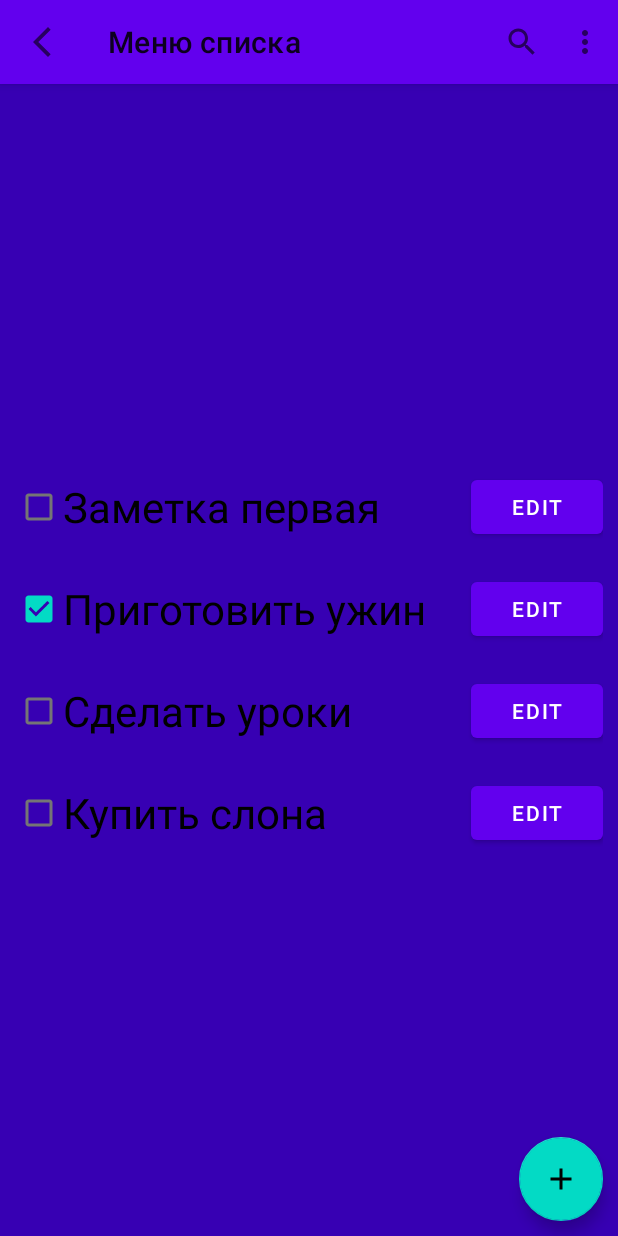
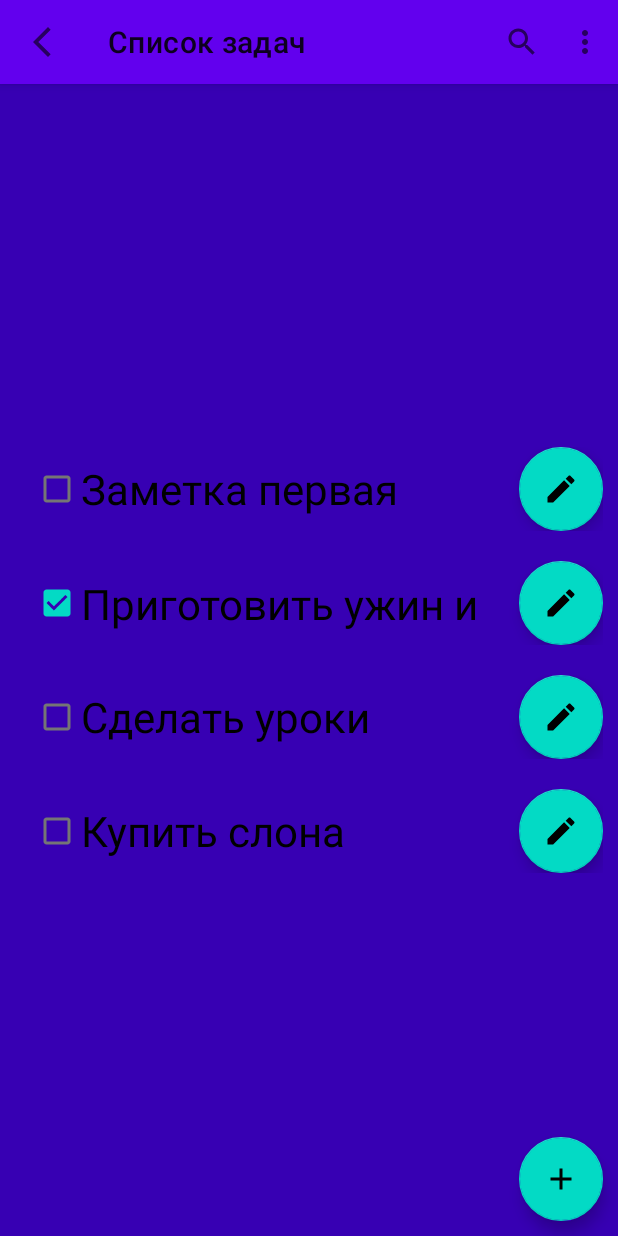
Before and after one commit to skarapedulbuk/MySimpleNotes, an Android app: the ListFragment screen opened directly, with no data from a screen before it, on a phone screen of 412 x 824 dp. Run offline under Robolectric (Android 15) with nearby library versions, the phone set to English and light mode, and no system bars; 2 statements that could not run were skipped.

Commit message:
Добавлены еще картинки, незначительные правки по дизайну

```diff
--- /dev/null
+++ b/app/src/main/res/drawable/ic_baseline_edit_24.xml
@@ -0,0 +1,10 @@
+<vector xmlns:android="http://schemas.android.com/apk/res/android"
+    android:width="24dp"
+    android:height="24dp"
+    android:viewportWidth="24"
+    android:viewportHeight="24"
+    android:tint="?attr/colorControlNormal">
+  <path
+      android:fillColor="@android:color/white"
+      android:pathData="M3,17.25V21h3.75L17.81,9.94l-3.75,-3.75L3,17.25zM20.71,7.04c0.39,-0.39 0.39,-1.02 0,-1.41l-2.34,-2.34c-0.39,-0.39 -1.02,-0.39 -1.41,0l-1.83,1.83 3.75,3.75 1.83,-1.83z"/>
+</vector>
--- a/app/src/main/res/layout/item_task.xml
+++ b/app/src/main/res/layout/item_task.xml
@@ -9,20 +9,26 @@
 
     <CheckBox
         android:id="@+id/checkbox_of_task"
-        android:layout_width="match_parent"
+        android:layout_width="312dp"
         android:layout_height="wrap_content"
+        android:layout_gravity="start"
+        android:maxLines="1"
         android:textSize="@dimen/checkbox_text_size"
         app:layout_constraintBottom_toBottomOf="parent"
+        app:layout_constraintEnd_toStartOf="@+id/edit_button"
         app:layout_constraintLeft_toLeftOf="parent"
+        app:layout_constraintStart_toStartOf="parent"
         app:layout_constraintTop_toTopOf="parent"
         tools:text="@string/task1" />
 
-    <Button
+    <com.google.android.material.floatingactionbutton.FloatingActionButton
+
         android:id="@+id/edit_button"
         android:layout_width="wrap_content"
         android:layout_height="wrap_content"
         android:layout_gravity="end"
         android:text="@string/edit"
+        app:srcCompat="@drawable/ic_baseline_edit_24"
         app:layout_constraintBottom_toBottomOf="parent"
         app:layout_constraintRight_toRightOf="parent"
         app:layout_constraintTop_toTopOf="parent" />
--- a/app/src/main/res/values/strings.xml
+++ b/app/src/main/res/values/strings.xml
@@ -7,7 +7,7 @@
     <string name="description4">Здесь что то написано</string>
     <string name="task4">Купить слона</string>
     <string name="task3">Сделать уроки</string>
-    <string name="task2">Приготовить ужин</string>
+    <string name="task2">Приготовить ужин и еще еды на завтра</string>
     <string name="tasks">Задачи</string>
     <string name="edit">Edit</string>
     <string name="search">Search</string>
@@ -22,8 +22,14 @@
     <string name="welcome">Добро пожаловать!</string>
     <string name="add_task">Добавить</string>
     <string name="action_about">О программе</string>
-    <string name="toolbar_title">Тулбар</string>
-    <string name="list_toolbar_title">Меню списка</string>
+    <string name="toolbar_title">Начальный экран</string>
+    <string name="list_toolbar_title">Список задач</string>
     <string name="action_share">Поделиться</string>
-    <string name="details_toolbar_title">Тулбар деталей</string>
+    <string name="details_toolbar_title">Детали задачи</string>
+    <string name="action_clear_all">Очистить всё</string>
+    <string name="action_edit">Редактировать</string>
+    <string name="action_delete">Удалить</string>
+    <string name="all">All</string>
+    <string name="undone">Undone</string>
+    <string name="done">Done</string>
 </resources>
```
Also changed, not shown: app/src/main/res/drawable/ic_baseline_check_box_24.xml (added, +10 -0 lines), app/src/main/res/drawable/ic_baseline_check_box_outline_blank_24.xml (added, +10 -0 lines), app/src/main/res/drawable/ic_baseline_checklist_24.xml (added, +10 -0 lines), app/src/main/res/drawable/ic_baseline_delete_forever_24.xml (added, +10 -0 lines), app/src/main/res/drawable/ic_baseline_sentiment_satisfied_alt_24.xml (added, +22 -0 lines), app/src/main/res/drawable/ic_baseline_sentiment_very_satisfied_24.xml (added, +7 -0 lines).
